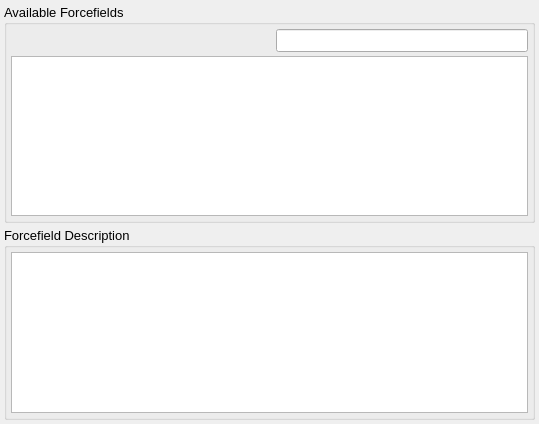
disorderedmaterials/dissolve, file src/gui/selectforcefieldwidget.ui: the form before one commit.
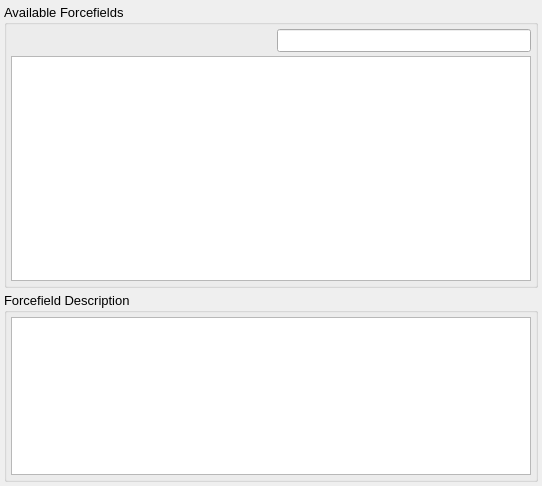
The form after the commit. Icons and pictures are not drawn.

Commit message: Tweak layout of dialog.

What changed in the file:
```diff
--- a/src/gui/selectforcefieldwidget.ui
+++ b/src/gui/selectforcefieldwidget.ui
@@ -9,8 +9,8 @@
    <rect>
     <x>0</x>
     <y>0</y>
-    <width>539</width>
-    <height>424</height>
+    <width>542</width>
+    <height>486</height>
    </rect>
   </property>
   <property name="font">
@@ -39,6 +39,12 @@
    </property>
    <item>
     <widget class="QGroupBox" name="ForcefieldsGroup">
+     <property name="sizePolicy">
+      <sizepolicy hsizetype="Preferred" vsizetype="Expanding">
+       <horstretch>0</horstretch>
+       <verstretch>3</verstretch>
+      </sizepolicy>
+     </property>
      <property name="title">
       <string>Available Forcefields</string>
      </property>
@@ -106,10 +112,16 @@
       </item>
       <item>
        <widget class="QListWidget" name="ForcefieldsList">
+        <property name="sizePolicy">
+         <sizepolicy hsizetype="Expanding" vsizetype="Expanding">
+          <horstretch>0</horstretch>
+          <verstretch>0</verstretch>
+         </sizepolicy>
+        </property>
         <property name="maximumSize">
          <size>
           <width>16777215</width>
-          <height>200</height>
+          <height>16777215</height>
          </size>
         </property>
        </widget>
@@ -119,6 +131,12 @@
    </item>
    <item>
     <widget class="QGroupBox" name="ForcefieldDetailsGroup">
+     <property name="sizePolicy">
+      <sizepolicy hsizetype="Preferred" vsizetype="Expanding">
+       <horstretch>0</horstretch>
+       <verstretch>2</verstretch>
+      </sizepolicy>
+     </property>
      <property name="title">
       <string>Forcefield Description</string>
      </property>
```
